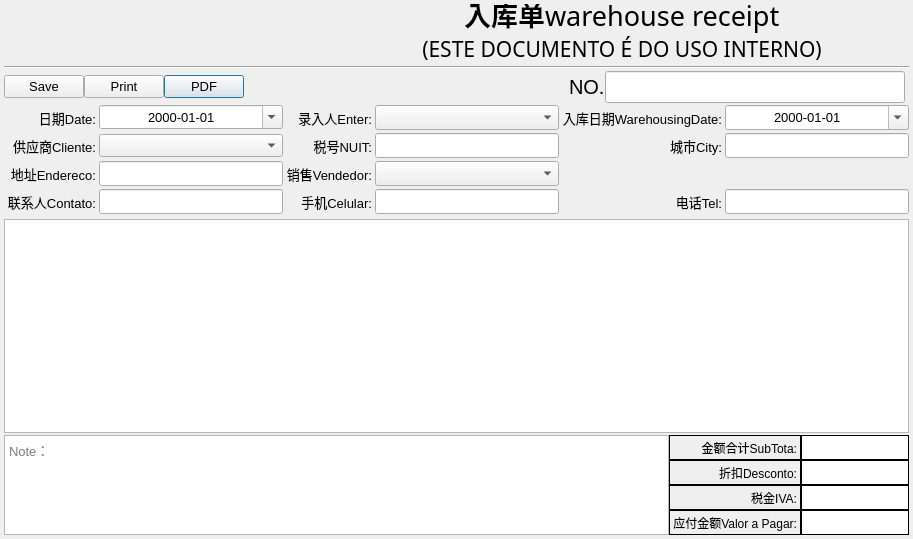
Old version of the form Ui/FormWarehouseReceipt.ui in the repository golden7602/zion.
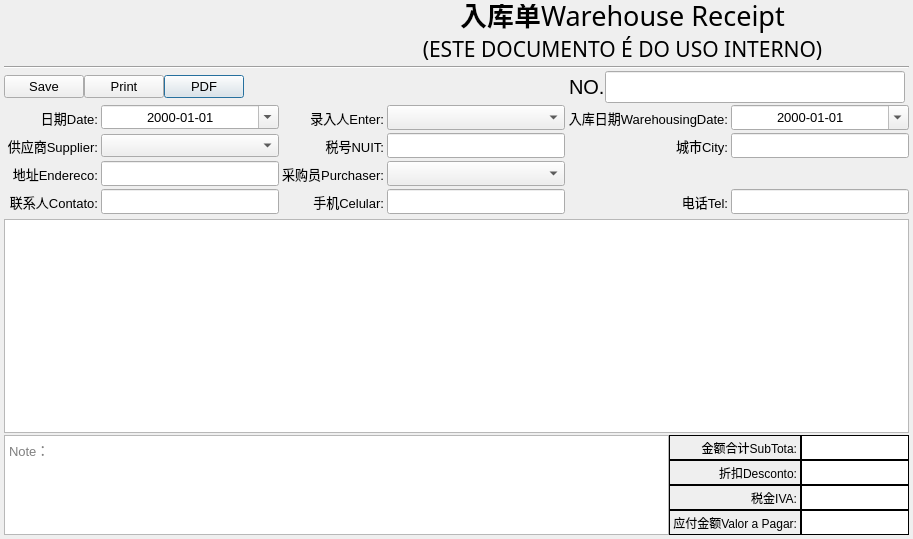
New version of the form. Icons and pictures are not drawn.

The edit to the form file:
```diff
--- a/Ui/FormWarehouseReceipt.ui
+++ b/Ui/FormWarehouseReceipt.ui
@@ -147,7 +147,7 @@
             </font>
            </property>
            <property name="text">
-            <string>warehouse receipt</string>
+            <string>Warehouse Receipt</string>
            </property>
            <property name="alignment">
             <set>Qt::AlignBottom|Qt::AlignLeading|Qt::AlignLeft</set>
@@ -581,7 +581,7 @@
         </size>
        </property>
        <property name="text">
-        <string>供应商Cliente:</string>
+        <string>供应商Supplier:</string>
        </property>
        <property name="alignment">
         <set>Qt::AlignRight|Qt::AlignTrailing|Qt::AlignVCenter</set>
@@ -743,32 +743,13 @@
         </size>
        </property>
        <property name="text">
-        <string>销售Vendedor:</string>
+        <string>采购员Purchaser:</string>
        </property>
        <property name="alignment">
         <set>Qt::AlignRight|Qt::AlignTrailing|Qt::AlignVCenter</set>
        </property>
       </widget>
      </item>
-     <item row="2" column="4">
-      <widget class="QComboBox" name="fVendedorID">
-       <property name="minimumSize">
-        <size>
-         <width>0</width>
-         <height>25</height>
-        </size>
-       </property>
-       <property name="sizeIncrement">
-        <size>
-         <width>0</width>
-         <height>25</height>
-        </size>
-       </property>
-       <property name="clearButtonEnabled" stdset="0">
-        <bool>true</bool>
-       </property>
-      </widget>
-     </item>
      <item row="0" column="3">
       <widget class="QLabel" name="label_17">
        <property name="text">
@@ -789,6 +770,16 @@
        </property>
       </widget>
      </item>
+     <item row="2" column="4">
+      <widget class="QComboBox" name="fPurchaserID">
+       <property name="minimumSize">
+        <size>
+         <width>0</width>
+         <height>25</height>
+        </size>
+       </property>
+      </widget>
+     </item>
     </layout>
    </item>
    <item>
```
Left out of the diff: 9 changed lines with no effect on the pictures.
